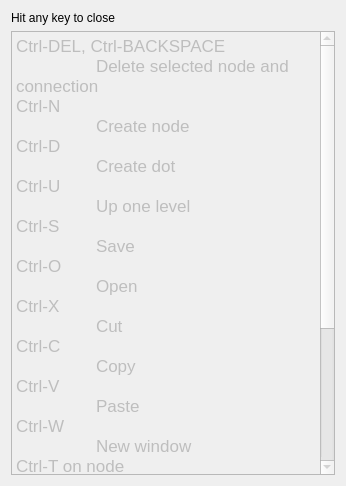
Before: the Qt Designer form help.ui in hohehohe2/timeKeeper, drawn with Qt 5.
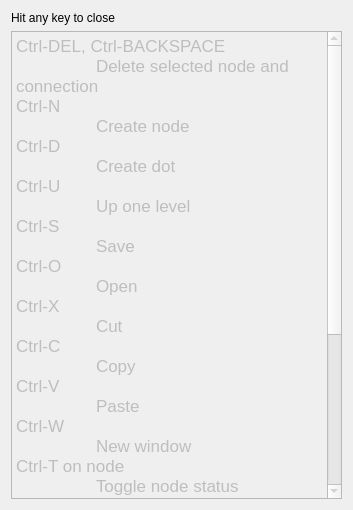
After: the same form once the commit is applied.

Patch:
```diff
--- a/help.ui
+++ b/help.ui
@@ -9,8 +9,8 @@
    <rect>
     <x>0</x>
     <y>0</y>
-    <width>346</width>
-    <height>486</height>
+    <width>353</width>
+    <height>510</height>
    </rect>
   </property>
   <property name="windowTitle">
@@ -64,7 +64,9 @@
 &lt;p style=&quot; margin-top:0px; margin-bottom:0px; margin-left:0px; margin-right:0px; -qt-block-indent:0; text-indent:0px;&quot;&gt;	Show this help&lt;/p&gt;
 &lt;p style=&quot;-qt-paragraph-type:empty; margin-top:0px; margin-bottom:0px; margin-left:0px; margin-right:0px; -qt-block-indent:0; text-indent:0px;&quot;&gt;&lt;/p&gt;
 &lt;p style=&quot; margin-top:0px; margin-bottom:0px; margin-left:0px; margin-right:0px; -qt-block-indent:0; text-indent:0px;&quot;&gt;Double click on node&lt;/p&gt;
-&lt;p style=&quot; margin-top:0px; margin-bottom:0px; margin-left:0px; margin-right:0px; -qt-block-indent:0; text-indent:0px;&quot;&gt;	Go into the node&lt;/p&gt;&lt;/body&gt;&lt;/html&gt;</string>
+&lt;p style=&quot; margin-top:0px; margin-bottom:0px; margin-left:0px; margin-right:0px; -qt-block-indent:0; text-indent:0px;&quot;&gt;	Go into the node&lt;/p&gt;
+&lt;p style=&quot;-qt-paragraph-type:empty; margin-top:0px; margin-bottom:0px; margin-left:0px; margin-right:0px; -qt-block-indent:0; text-indent:0px;&quot;&gt;&lt;/p&gt;
+&lt;p style=&quot; margin-top:0px; margin-bottom:0px; margin-left:0px; margin-right:0px; -qt-block-indent:0; text-indent:0px;&quot;&gt;C icon on a node indicates the node has a child&lt;/p&gt;&lt;/body&gt;&lt;/html&gt;</string>
      </property>
     </widget>
    </item>
```
